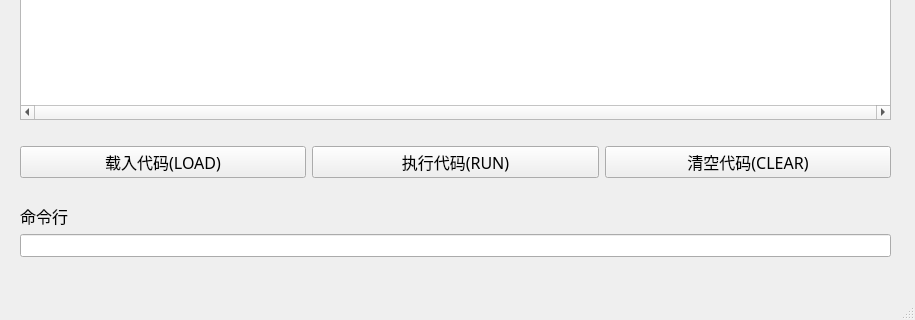
Gun9niR/Basic, file mainwindow.ui: the form before one commit; both pictures show x 0 to 915 and y 599 to 919 of the 915 by 919 pixel window.
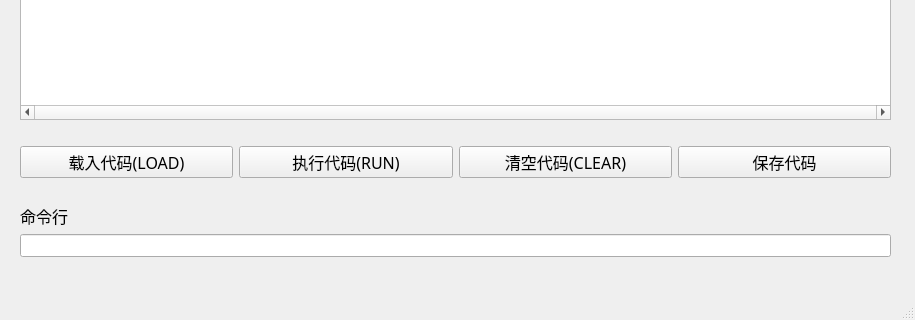
The form after the commit.

The edit to the form file:
```diff
--- a/mainwindow.ui
+++ b/mainwindow.ui
@@ -178,6 +178,19 @@
            </property>
           </widget>
          </item>
+         <item>
+          <widget class="QPushButton" name="saveButton">
+           <property name="font">
+            <font>
+             <family>等线 Light</family>
+             <pointsize>12</pointsize>
+            </font>
+           </property>
+           <property name="text">
+            <string>保存代码</string>
+           </property>
+          </widget>
+         </item>
         </layout>
        </item>
        <item>
```
